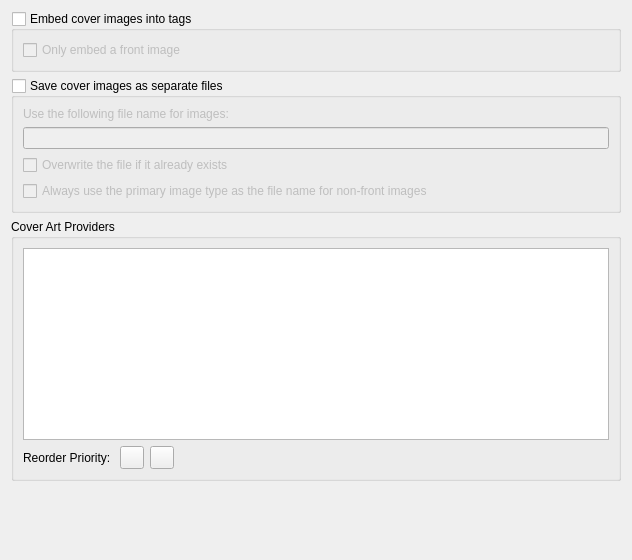
Qt form ui/options_cover.ui (metabrainz/picard) before a commit.
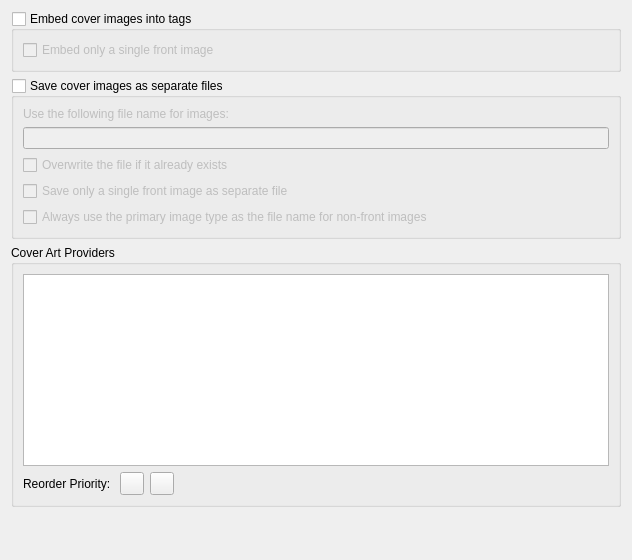
The same form after that commit. Icons and pictures are not drawn.

Commit message: PICARD-2130: Move save_only_one_front_image option from CAA to cover options

Diff of the .ui file:
```diff
--- a/ui/options_cover.ui
+++ b/ui/options_cover.ui
@@ -41,7 +41,7 @@
       <item>
        <widget class="QCheckBox" name="cb_embed_front_only">
         <property name="text">
-         <string>Only embed a front image</string>
+         <string>Embed only a single front image</string>
         </property>
        </widget>
       </item>
@@ -77,6 +77,13 @@
         </property>
        </widget>
       </item>
+      <item>
+       <widget class="QCheckBox" name="save_only_one_front_image">
+        <property name="text">
+         <string>Save only a single front image as separate file</string>
+        </property>
+       </widget>
+      </item>
       <item>
        <widget class="QCheckBox" name="image_type_as_filename">
         <property name="text">
```
The commit also changes 8 other files.
